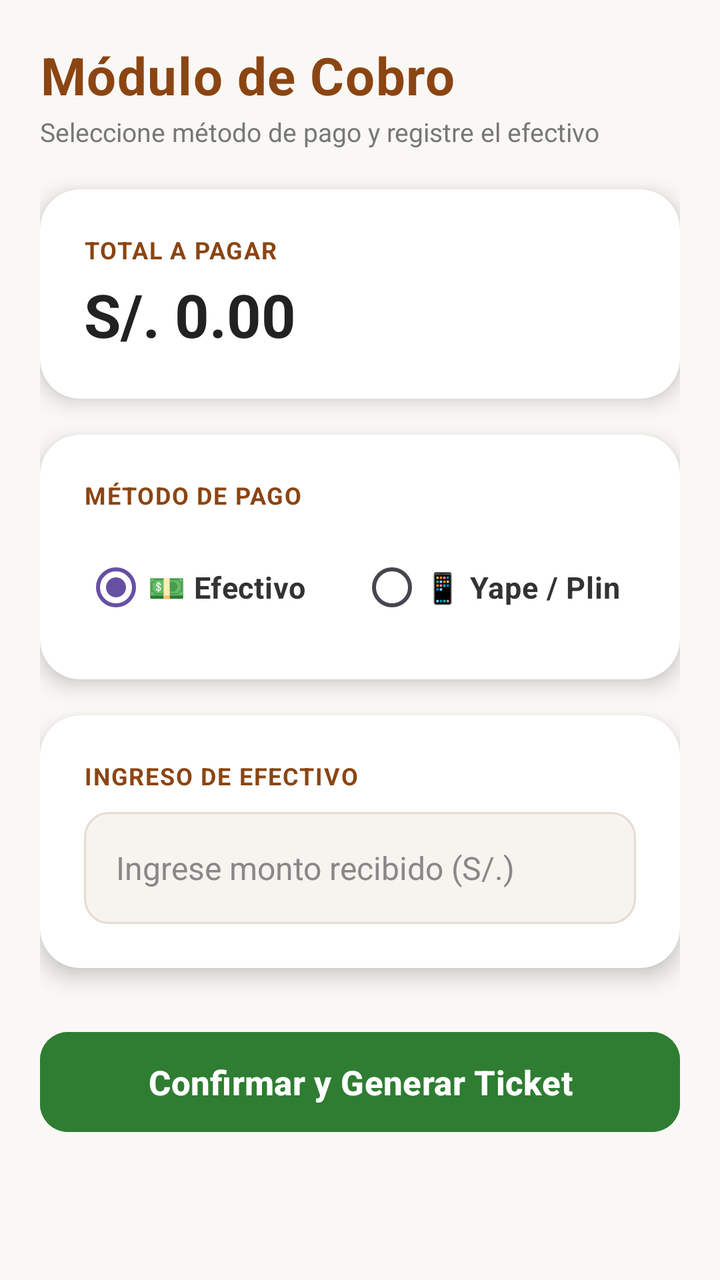
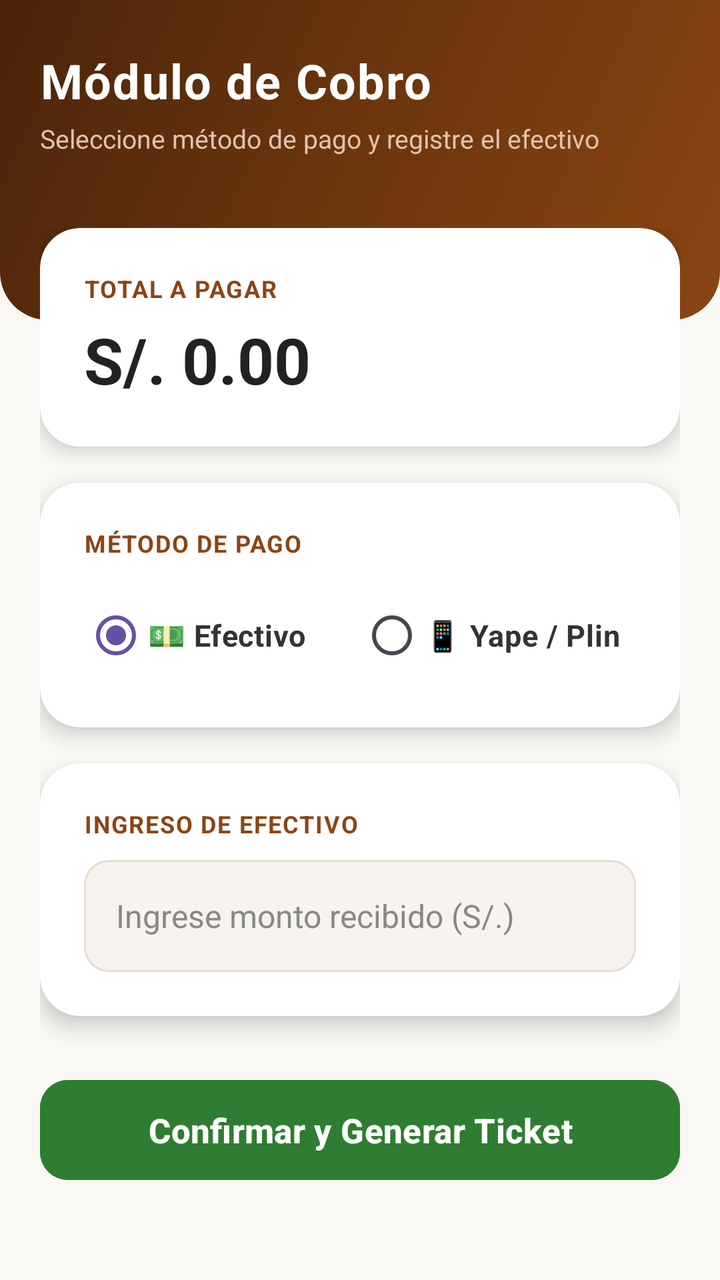

The first picture is an Android layout as it rendered before a commit; the second is the same layout after the commit. The layout source and the unified diff follow.
<!-- AndroidManifest.xml: application theme Theme.Ricopan_ventas -->
<!-- res/layout/activity_cobro.xml -->
<?xml version="1.0" encoding="utf-8"?>
<ScrollView xmlns:android="http://schemas.android.com/apk/res/android"
    xmlns:app="http://schemas.android.com/apk/res-auto"
    android:layout_width="match_parent"
    android:layout_height="match_parent"
    android:fillViewport="true"
    android:background="#FAF8F5">

    <LinearLayout
        android:layout_width="match_parent"
        android:layout_height="wrap_content"
        android:orientation="vertical"
        android:padding="20dp">

        
        <LinearLayout
            android:layout_width="match_parent"
            android:layout_height="wrap_content"
            android:orientation="vertical"
            android:layout_marginBottom="20dp">

            <TextView
                android:layout_width="wrap_content"
                android:layout_height="wrap_content"
                android:text="Módulo de Cobro"
                android:textSize="26sp"
                android:textStyle="bold"
                android:textColor="#8B4513"
                android:letterSpacing="0.02"/>

            <TextView
                android:layout_width="wrap_content"
                android:layout_height="wrap_content"
                android:text="Seleccione método de pago y registre el efectivo"
                android:textSize="13sp"
                android:textColor="#777777"
                android:layout_marginTop="2dp"/>
        </LinearLayout>

        
        <androidx.cardview.widget.CardView
            android:layout_width="match_parent"
            android:layout_height="wrap_content"
            app:cardCornerRadius="20dp"
            app:cardElevation="6dp"
            app:cardBackgroundColor="@android:color/white"
            android:layout_marginBottom="18dp">

            <LinearLayout
                android:layout_width="match_parent"
                android:layout_height="wrap_content"
                android:padding="22dp"
                android:orientation="horizontal"
                android:gravity="center_vertical">

                <LinearLayout
                    android:layout_width="0dp"
                    android:layout_height="wrap_content"
                    android:layout_weight="1"
                    android:orientation="vertical">

                    <TextView
                        android:layout_width="wrap_content"
                        android:layout_height="wrap_content"
                        android:text="TOTAL A PAGAR"
                        android:textColor="#8B4513"
                        android:textSize="12sp"
                        android:textStyle="bold"
                        android:letterSpacing="0.05"/>

                    <TextView
                        android:id="@+id/tvTotalCobro"
                        android:layout_width="wrap_content"
                        android:layout_height="wrap_content"
                        android:text="S/. 0.00"
                        android:textColor="#222222"
                        android:textSize="30sp"
                        android:textStyle="bold"
                        android:layout_marginTop="4dp"/>
                </LinearLayout>

            </LinearLayout>
        </androidx.cardview.widget.CardView>

        
        <androidx.cardview.widget.CardView
            android:layout_width="match_parent"
            android:layout_height="wrap_content"
            app:cardCornerRadius="20dp"
            app:cardElevation="6dp"
            app:cardBackgroundColor="@android:color/white"
            android:layout_marginBottom="18dp">

            <LinearLayout
                android:layout_width="match_parent"
                android:layout_height="wrap_content"
                android:padding="22dp"
                android:orientation="vertical">

                <TextView
                    android:layout_width="wrap_content"
                    android:layout_height="wrap_content"
                    android:text="MÉTODO DE PAGO"
                    android:textColor="#8B4513"
                    android:textStyle="bold"
                    android:textSize="12sp"
                    android:letterSpacing="0.05"
                    android:layout_marginBottom="14dp"/>

                <RadioGroup
                    android:id="@+id/rgMetodoPago"
                    android:layout_width="match_parent"
                    android:layout_height="wrap_content"
                    android:orientation="horizontal">

                    <RadioButton
                        android:id="@+id/rbEfectivo"
                        android:layout_width="0dp"
                        android:layout_height="wrap_content"
                        android:layout_weight="1"
                        android:text="💵 Efectivo"
                        android:textSize="15sp"
                        android:textColor="#333333"
                        android:textStyle="bold"
                        android:checked="true"/>

                    <RadioButton
                        android:id="@+id/rbYape"
                        android:layout_width="0dp"
                        android:layout_height="wrap_content"
                        android:layout_weight="1"
                        android:textSize="15sp"
                        android:textColor="#333333"
                        android:textStyle="bold"
                        android:text="📱 Yape / Plin"/>
                </RadioGroup>
            </LinearLayout>
        </androidx.cardview.widget.CardView>

        
        <androidx.cardview.widget.CardView
            android:id="@+id/llProcesamientoEfectivo"
            android:layout_width="match_parent"
            android:layout_height="wrap_content"
            app:cardCornerRadius="20dp"
            app:cardElevation="6dp"
            app:cardBackgroundColor="@android:color/white"
            android:layout_marginBottom="28dp">

            <LinearLayout
                android:layout_width="match_parent"
                android:layout_height="wrap_content"
                android:padding="22dp"
                android:orientation="vertical">

                <TextView
                    android:layout_width="wrap_content"
                    android:layout_height="wrap_content"
                    android:text="INGRESO DE EFECTIVO"
                    android:textColor="#8B4513"
                    android:textStyle="bold"
                    android:textSize="12sp"
                    android:letterSpacing="0.05"
                    android:layout_marginBottom="10dp"/>

                <EditText
                    android:id="@+id/etMontoRecibido"
                    android:layout_width="match_parent"
                    android:layout_height="56dp"
                    android:hint="Ingrese monto recibido (S/.)"
                    android:textColor="#222222"
                    android:textColorHint="#888888"
                    android:inputType="numberDecimal"
                    android:background="@drawable/bg_input_field"
                    android:paddingHorizontal="16dp"
                    android:textSize="16sp"/>
            </LinearLayout>
        </androidx.cardview.widget.CardView>

        
        <Button
            android:id="@+id/btnConfirmarVenta"
            android:layout_width="match_parent"
            android:layout_height="58dp"
            android:text="Confirmar y Generar Ticket"
            android:backgroundTint="#2E7D32"
            android:textColor="@android:color/white"
            android:textStyle="bold"
            android:textSize="17sp"
            app:cornerRadius="14dp"
            android:elevation="6dp"/>

    </LinearLayout>
</ScrollView>
<!-- resources referenced by this layout -->
<resources>
  <!-- drawable bg_input_field (drawable) -->
  <?xml version="1.0" encoding="utf-8"?>
  <shape xmlns:android="http://schemas.android.com/apk/res/android"
      android:shape="rectangle">
      <solid android:color="#F7F3EE" />
      <corners android:radius="12dp" />
      <stroke
          android:width="1dp"
          android:color="#E6DCCF" />
  </shape>
  <style name="Theme.Ricopan_ventas" parent="Base.Theme.Ricopan_ventas" />
  <style name="Base.Theme.Ricopan_ventas" parent="Theme.Material3.DayNight.NoActionBar">
          
          
      </style>
</resources>

<!-- the commit's change to res/layout/activity_cobro.xml (unified diff, before → after) -->
@@ -1,62 +1,70 @@
 <?xml version="1.0" encoding="utf-8"?>
-<ScrollView xmlns:android="http://schemas.android.com/apk/res/android"
+<RelativeLayout xmlns:android="http://schemas.android.com/apk/res/android"
     xmlns:app="http://schemas.android.com/apk/res-auto"
     android:layout_width="match_parent"
     android:layout_height="match_parent"
-    android:fillViewport="true"
     android:background="#FAF8F5">
 
+    
+    <View
+        android:id="@+id/viewHeaderBg"
+        android:layout_width="match_parent"
+        android:layout_height="160dp"
+        android:background="@drawable/bg_header_gradient" />
+
     <LinearLayout
+        android:id="@+id/llHeaderTitle"
         android:layout_width="match_parent"
         android:layout_height="wrap_content"
         android:orientation="vertical"
+        android:paddingHorizontal="20dp"
+        android:paddingTop="24dp"
+        android:paddingBottom="16dp">
+
+        <TextView
+            android:layout_width="wrap_content"
+            android:layout_height="wrap_content"
+            android:text="Módulo de Cobro"
+            android:textSize="24sp"
+            android:textStyle="bold"
+            android:textColor="@android:color/white"
+            android:letterSpacing="0.03"/>
+
+        <TextView
+            android:layout_width="wrap_content"
+            android:layout_height="wrap_content"
+            android:text="Seleccione método de pago y registre el efectivo"
+            android:textSize="13sp"
+            android:textColor="#E0C3AD"
+            android:layout_marginTop="4dp"/>
+    </LinearLayout>
+
+    <ScrollView
+        android:layout_width="match_parent"
+        android:layout_height="match_parent"
+        android:layout_below="@id/llHeaderTitle"
+        android:fillViewport="true"
+        android:clipToPadding="false"
         android:padding="20dp">
 
-        
         <LinearLayout
             android:layout_width="match_parent"
             android:layout_height="wrap_content"
-            android:orientation="vertical"
-            android:layout_marginBottom="20dp">
-
-            <TextView
-                android:layout_width="wrap_content"
+            android:orientation="vertical">
+
+            
+            <androidx.cardview.widget.CardView
+                android:layout_width="match_parent"
                 android:layout_height="wrap_content"
-                android:text="Módulo de Cobro"
-                android:textSize="26sp"
-                android:textStyle="bold"
-                android:textColor="#8B4513"
-                android:letterSpacing="0.02"/>
-
-            <TextView
-                android:layout_width="wrap_content"
-                android:layout_height="wrap_content"
-                android:text="Seleccione método de pago y registre el efectivo"
-                android:textSize="13sp"
-                android:textColor="#777777"
-                android:layout_marginTop="2dp"/>
-        </LinearLayout>
-
-        
-        <androidx.cardview.widget.CardView
-            android:layout_width="match_parent"
-            android:layout_height="wrap_content"
-            app:cardCornerRadius="20dp"
-            app:cardElevation="6dp"
-            app:cardBackgroundColor="@android:color/white"
-            android:layout_marginBottom="18dp">
-
-            <LinearLayout
-                android:layout_width="match_parent"
-                android:layout_height="wrap_content"
-                android:padding="22dp"
-                android:orientation="horizontal"
-                android:gravity="center_vertical">
+                app:cardCornerRadius="20dp"
+                app:cardElevation="6dp"
+                app:cardBackgroundColor="@android:color/white"
+                android:layout_marginBottom="18dp">
 
                 <LinearLayout
-                    android:layout_width="0dp"
+                    android:layout_width="match_parent"
                     android:layout_height="wrap_content"
-                    android:layout_weight="1"
+                    android:padding="22dp"
                     android:orientation="vertical">
 
                     <TextView
@@ -74,121 +82,120 @@
                         android:layout_height="wrap_content"
                         android:text="S/. 0.00"
                         android:textColor="#222222"
-                        android:textSize="30sp"
-                        android:textStyle="bold"
-                        android:layout_marginTop="4dp"/>
+                        android:textSize="32sp"
+                        android:textStyle="bold"
+                        android:layout_marginTop="6dp"/>
                 </LinearLayout>
-
-            </LinearLayout>
-        </androidx.cardview.widget.CardView>
-
-        
-        <androidx.cardview.widget.CardView
-            android:layout_width="match_parent"
-            android:layout_height="wrap_content"
-            app:cardCornerRadius="20dp"
-            app:cardElevation="6dp"
-            app:cardBackgroundColor="@android:color/white"
-            android:layout_marginBottom="18dp">
-
-            <LinearLayout
+            </androidx.cardview.widget.CardView>
+
+            
+            <androidx.cardview.widget.CardView
                 android:layout_width="match_parent"
                 android:layout_height="wrap_content"
-                android:padding="22dp"
-                android:orientation="vertical">
-
-                <TextView
-                    android:layout_width="wrap_content"
-                    android:layout_height="wrap_content"
-                    android:text="MÉTODO DE PAGO"
-                    android:textColor="#8B4513"
-                    android:textStyle="bold"
-                    android:textSize="12sp"
-                    android:letterSpacing="0.05"
-                    android:layout_marginBottom="14dp"/>
-
-                <RadioGroup
-                    android:id="@+id/rgMetodoPago"
+                app:cardCornerRadius="20dp"
+                app:cardElevation="6dp"
+                app:cardBackgroundColor="@android:color/white"
+                android:layout_marginBottom="18dp">
+
+                <LinearLayout
                     android:layout_width="match_parent"
                     android:layout_height="wrap_content"
-                    android:orientation="horizontal">
-
-                    <RadioButton
-                        android:id="@+id/rbEfectivo"
-                        android:layout_width="0dp"
-                        android:layout_height="wrap_content"
-                        android:layout_weight="1"
-                        android:text="💵 Efectivo"
-                        android:textSize="15sp"
-                        android:textColor="#333333"
-                        android:textStyle="bold"
-                        android:checked="true"/>
-
-                    <RadioButton
-                        android:id="@+id/rbYape"
-                        android:layout_width="0dp"
-                        android:layout_height="wrap_content"
-                        android:layout_weight="1"
-                        android:textSize="15sp"
-                        android:textColor="#333333"
-                        android:textStyle="bold"
-                        android:text="📱 Yape / Plin"/>
-                </RadioGroup>
-            </LinearLayout>
-        </androidx.cardview.widget.CardView>
-
-        
-        <androidx.cardview.widget.CardView
-            android:id="@+id/llProcesamientoEfectivo"
-            android:layout_width="match_parent"
-            android:layout_height="wrap_content"
-            app:cardCornerRadius="20dp"
-            app:cardElevation="6dp"
-            app:cardBackgroundColor="@android:color/white"
-            android:layout_marginBottom="28dp">
-
-            <LinearLayout
+                    android:padding="22dp"
+                    android:orientation="vertical">
+
+                    <TextView
+                        android:layout_width="wrap_content"
+                        android:layout_height="wrap_content"
+                        android:text="MÉTODO DE PAGO"
+                        android:textColor="#8B4513"
+                        android:textStyle="bold"
+                        android:textSize="12sp"
+                        android:letterSpacing="0.05"
+                        android:layout_marginBottom="14dp"/>
+
+                    <RadioGroup
+                        android:id="@+id/rgMetodoPago"
+                        android:layout_width="match_parent"
+                        android:layout_height="wrap_content"
+                        android:orientation="horizontal">
+
+                        <RadioButton
+                            android:id="@+id/rbEfectivo"
+                            android:layout_width="0dp"
+                            android:layout_height="wrap_content"
+                            android:layout_weight="1"
+                            android:text="💵 Efectivo"
+                            android:textSize="15sp"
+                            android:textColor="#333333"
+                            android:textStyle="bold"
+                            android:checked="true"/>
+
+                        <RadioButton
+                            android:id="@+id/rbYape"
+                            android:layout_width="0dp"
+                            android:layout_height="wrap_content"
+                            android:layout_weight="1"
+                            android:textSize="15sp"
+                            android:textColor="#333333"
+                            android:textStyle="bold"
+                            android:text="📱 Yape / Plin"/>
+                    </RadioGroup>
+                </LinearLayout>
+            </androidx.cardview.widget.CardView>
+
+            
+            <androidx.cardview.widget.CardView
+                android:id="@+id/llProcesamientoEfectivo"
                 android:layout_width="match_parent"
                 android:layout_height="wrap_content"
-                android:padding="22dp"
-                android:orientation="vertical">
-
-                <TextView
-                    android:layout_width="wrap_content"
+                app:cardCornerRadius="20dp"
+                app:cardElevation="6dp"
+                app:cardBackgroundColor="@android:color/white"
+                android:layout_marginBottom="28dp">
+
+                <LinearLayout
+                    android:layout_width="match_parent"
                     android:layout_height="wrap_content"
-                    android:text="INGRESO DE EFECTIVO"
-                    android:textColor="#8B4513"
-                    android:textStyle="bold"
-                    android:textSize="12sp"
-                    android:letterSpacing="0.05"
-                    android:layout_marginBottom="10dp"/>
-
-                <EditText
-                    android:id="@+id/etMontoRecibido"
-                    android:layout_width="match_parent"
-                    android:layout_height="56dp"
-                    android:hint="Ingrese monto recibido (S/.)"
-                    android:textColor="#222222"
-                    android:textColorHint="#888888"
-                    android:inputType="numberDecimal"
-                    android:background="@drawable/bg_input_field"
-                    android:paddingHorizontal="16dp"
-                    android:textSize="16sp"/>
-            </LinearLayout>
-        </androidx.cardview.widget.CardView>
-
-        
-        <Button
-            android:id="@+id/btnConfirmarVenta"
-            android:layout_width="match_parent"
-            android:layout_height="58dp"
-            android:text="Confirmar y Generar Ticket"
-            android:backgroundTint="#2E7D32"
-            android:textColor="@android:color/white"
-            android:textStyle="bold"
-            android:textSize="17sp"
-            app:cornerRadius="14dp"
-            android:elevation="6dp"/>
-
-    </LinearLayout>
-</ScrollView>
+                    android:padding="22dp"
+                    android:orientation="vertical">
+
+                    <TextView
+                        android:layout_width="wrap_content"
+                        android:layout_height="wrap_content"
+                        android:text="INGRESO DE EFECTIVO"
+                        android:textColor="#8B4513"
+                        android:textStyle="bold"
+                        android:textSize="12sp"
+                        android:letterSpacing="0.05"
+                        android:layout_marginBottom="10dp"/>
+
+                    <EditText
+                        android:id="@+id/etMontoRecibido"
+                        android:layout_width="match_parent"
+                        android:layout_height="56dp"
+                        android:hint="Ingrese monto recibido (S/.)"
+                        android:textColor="#222222"
+                        android:textColorHint="#888888"
+                        android:inputType="numberDecimal"
+                        android:background="@drawable/bg_input_field"
+                        android:paddingHorizontal="16dp"
+                        android:textSize="16sp"/>
+                </LinearLayout>
+            </androidx.cardview.widget.CardView>
+
+            
+            <Button
+                android:id="@+id/btnConfirmarVenta"
+                android:layout_width="match_parent"
+                android:layout_height="58dp"
+                android:text="Confirmar y Generar Ticket"
+                android:backgroundTint="#2E7D32"
+                android:textColor="@android:color/white"
+                android:textStyle="bold"
+                android:textSize="17sp"
+                app:cornerRadius="14dp"
+                android:elevation="6dp"/>
+
+        </LinearLayout>
+    </ScrollView>
+</RelativeLayout>
<!-- resource entries referenced after the edit -->
@@ -1,5 +1,18 @@
 <!-- resources referenced by this layout -->
 <resources>
+  <!-- drawable bg_header_gradient (drawable) -->
+  <?xml version="1.0" encoding="utf-8"?>
+  <shape xmlns:android="http://schemas.android.com/apk/res/android"
+      android:shape="rectangle">
+      <gradient
+          android:angle="135"
+          android:startColor="#8B4513"
+          android:centerColor="#6D360E"
+          android:endColor="#4A240A" />
+      <corners
+          android:bottomLeftRadius="24dp"
+          android:bottomRightRadius="24dp" />
+  </shape>
   <!-- drawable bg_input_field (drawable) -->
   <?xml version="1.0" encoding="utf-8"?>
   <shape xmlns:android="http://schemas.android.com/apk/res/android"
